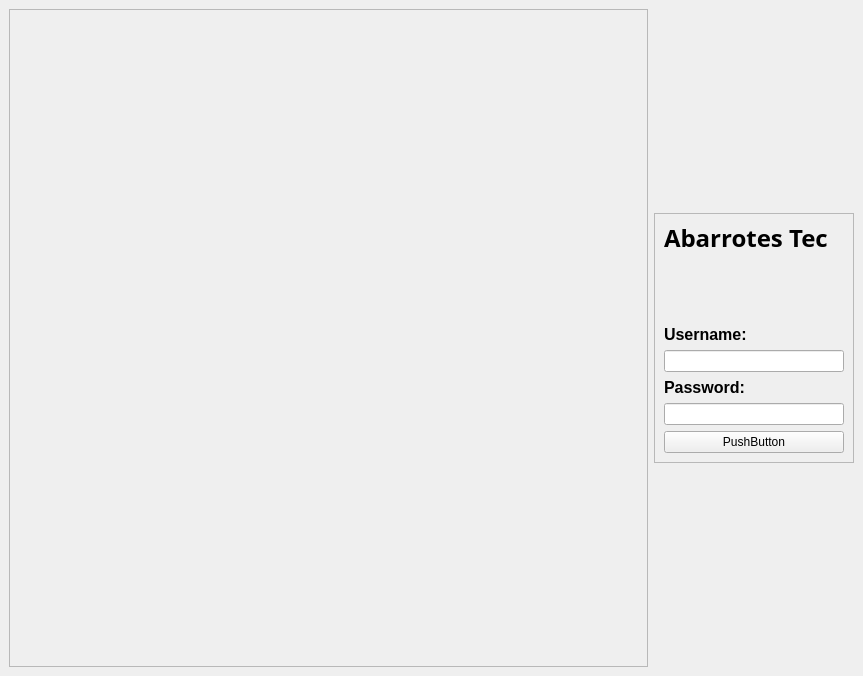
Before: the Qt Designer form views/login.ui in LizMadrid/puntodeventa, drawn with Qt 5.
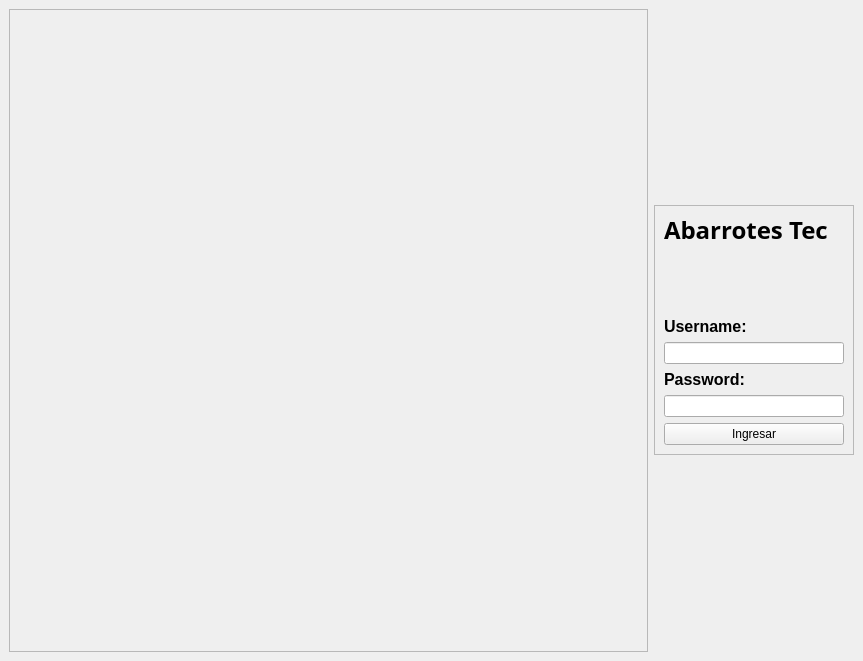
After: the same form once the commit is applied.

Patch:
```diff
--- a/views/login.ui
+++ b/views/login.ui
@@ -7,7 +7,7 @@
     <x>0</x>
     <y>0</y>
     <width>863</width>
-    <height>676</height>
+    <height>661</height>
    </rect>
   </property>
   <property name="windowTitle">
@@ -128,7 +128,7 @@
        <item>
         <widget class="QPushButton" name="pushButton">
          <property name="text">
-          <string>PushButton</string>
+          <string>Ingresar</string>
          </property>
         </widget>
        </item>
```
Left out of the diff: 2 changed lines with no effect on the pictures.
